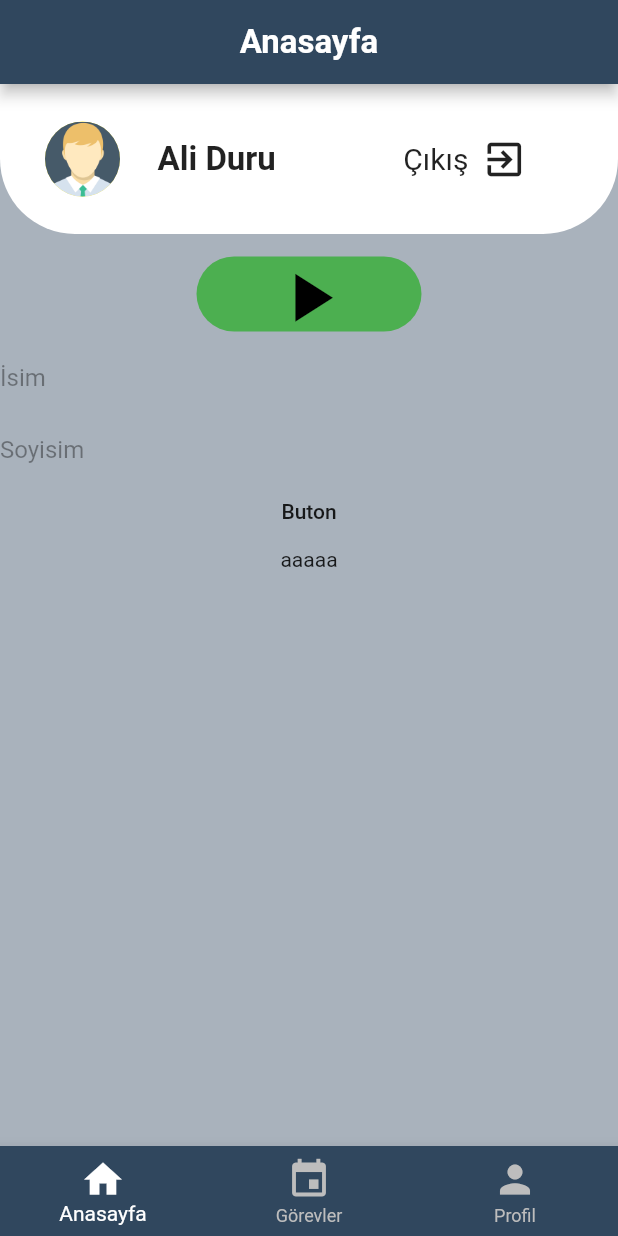
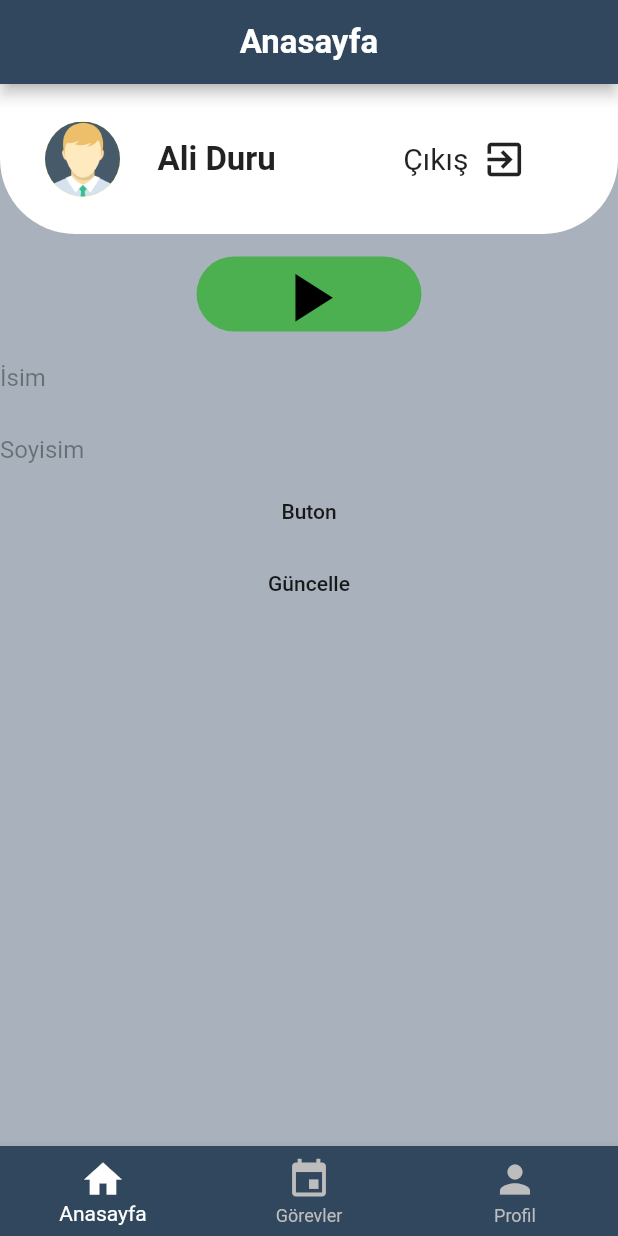
Before and after one commit to yarenadgzel/is_takip_uyg, a Flutter app: the screen it shows once a user with an empty profile is signed in, on a phone screen of 412 x 824 dp. Run offline on Flutter 3.47's test engine with Material 2 defaults, Android fonts, the phone set to English and light mode, and no system bars; our stand-ins replace cloud_firestore, firebase_auth, geolocator; missing offline and left inert: geocoder; accounts and stored records are empty.

```diff
--- a/lib/component/get_data.dart
+++ b/lib/component/get_data.dart
@@ -1,17 +1,41 @@
-
 import 'package:cloud_firestore/cloud_firestore.dart';
 import 'package:flutter/material.dart';
+import 'package:is_takip_uyg/services/database_service.dart';
 
-class DataList extends StatelessWidget {
+class GetDataList extends StatelessWidget {
+  DatabaseService databaseService=new DatabaseService();
   @override
   Widget build(BuildContext context) {
     return new StreamBuilder<QuerySnapshot>(
-      stream: Firestore.instance.collection('users').snapshots(),
-      builder: (BuildContext context, AsyncSnapshot<QuerySnapshot> snapshot) {
-        print(snapshot.hasData);
-        if (!snapshot.hasData) return new Text('Loading...');
-        return Text("aaaaa");
-      },
-    );
+        stream: Firestore.instance.collection('users').snapshots(),
+        builder: (BuildContext context, AsyncSnapshot<QuerySnapshot> snapshot) {
+          if (!snapshot.hasData) return new Text("Loading");
+          return Container(
+              height: 350,
+              child: new ListView(children: getDataList(snapshot)));
+        });
+  }
+
+  getDataList(AsyncSnapshot<QuerySnapshot> snapshot) {
+    snapshot.data.documents.map((e) {
+      e.documentID;
+    });
+    return snapshot.data.documents
+        .map(
+          (doc) => new ListTile(
+            title: new Text(doc["name"] + " " + doc["lastName"].toString()),
+            subtitle: Row(
+              children: [
+                IconButton(
+                  icon: Icon(Icons.delete),
+                  onPressed: () {
+                    databaseService.deleteUserByID(doc.documentID);
+                  },
+                ),
+              ],
+            ),
+          ),
+        )
+        .toList();
   }
 }
--- a/lib/constant/constant.dart
+++ b/lib/constant/constant.dart
@@ -11,5 +11,11 @@ const kTextStyleProfilePage = TextStyle(
   fontSize: 25, fontWeight: FontWeight.bold, color: Colors.black,);
 const kTextStyleTaskPage=TextStyle(fontSize: 22,fontWeight: FontWeight.bold,color: Colors.black);
 const kExpansionTextStyle=TextStyle(fontSize: 17,fontWeight: FontWeight.w700,color: Colors.black);
+const kTextStyleAlertTitle = TextStyle(
+  fontSize: 22, fontWeight: FontWeight.bold, color: Colors.black,);
+const kTextStyleAlertContent = TextStyle(
+  fontSize: 18, color: Colors.black,);
+const kTextStyleAlertButton = TextStyle(
+  fontSize: 20, color: Colors.blue,);
 
 const String usersPath = "users";
--- a/lib/pages/home_page.dart
+++ b/lib/pages/home_page.dart
@@ -1,5 +1,8 @@
 import 'package:flutter/material.dart';
+import 'package:intl/date_symbol_data_local.dart';
+import 'package:is_takip_uyg/component/get_currentTime.dart';
 import 'package:is_takip_uyg/component/get_data.dart';
+import 'package:is_takip_uyg/component/get_location.dart';
 import 'package:is_takip_uyg/constant/constant.dart';
 import 'package:is_takip_uyg/pages/login_page.dart';
 import 'package:is_takip_uyg/services/auth_service.dart';
@@ -15,8 +18,8 @@ class _HomePageState extends State<HomePage> {
   IconData icon = Icons.play_arrow;
   AuthService auth = new AuthService();
   DatabaseService databaseService = new DatabaseService();
-  String soyad = "";
-  String ad = "";
+  String lastName = "";
+  String name = "";
 
   @override
   Widget build(BuildContext context) {
@@ -103,6 +106,8 @@ class _HomePageState extends State<HomePage> {
                         icon = Icons.play_arrow;
                       } else {
                         icon = Icons.pause;
+                        getLocation();
+                        getCurrentTime();
                       }
                       isActive = !isActive;
                     });
@@ -116,7 +121,7 @@ class _HomePageState extends State<HomePage> {
               ),
               TextField(
                 onChanged: (text) {
-                  ad = text;
+                  name = text;
                 },
                 style: TextStyle(
                   color: Colors.black87,
@@ -130,7 +135,7 @@ class _HomePageState extends State<HomePage> {
               ),
               TextField(
                 onChanged: (text) {
-                  soyad = text;
+                  lastName = text;
                 },
                 style: TextStyle(
                   color: Colors.black87,
@@ -144,17 +149,26 @@ class _HomePageState extends State<HomePage> {
               ),
               FlatButton(
                 onPressed: () async {
-                  print("$ad" + "$soyad");
+                  print("$name" + "$lastName");
                   //databaseService.createUserData(ad, soyad);
-                  databaseService.createUniqueData(ad, soyad);
+                  databaseService.createUniqueData(name, lastName);
                 },
                 child: Text("Buton"),
               ),
-             Container(child: DataList()),
+              FlatButton(
+                onPressed: () async {
+                  databaseService.updateUsersData(name, lastName);
+                },
+                child: Text("Güncelle"),
+              ),
+
+             GetDataList(),
             ],
           ),
         ),
       ),
     );
   }
+
+
 }
--- a/lib/services/auth_service.dart
+++ b/lib/services/auth_service.dart
@@ -36,7 +36,9 @@ class AuthService {
       print(e.toString());
       return null;
     }
+
   }
+
 
   // ---------------------- registerWithEmailAndPassword ---------------------- //
 
--- a/pubspec.yaml
+++ b/pubspec.yaml
@@ -28,6 +28,10 @@ dependencies:
   provider: "^3.1.0"
   cloud_firestore: ^0.12.0
   uuid: ^2.2.0
+  geolocator: ^6.0.0
+  geocoder: ^0.2.1
+  intl: ^0.16.0
+  ntp: ^1.0.7
 
 
 
```
Also changed, not shown: lib/component/get_currentTime.dart (added, +9 -0 lines), lib/component/get_location.dart (added, +12 -0 lines), lib/pages/login_page.dart (+35 -11 lines), lib/services/database_service.dart (+15 -2 lines), pubspec.lock, 2 other files.
